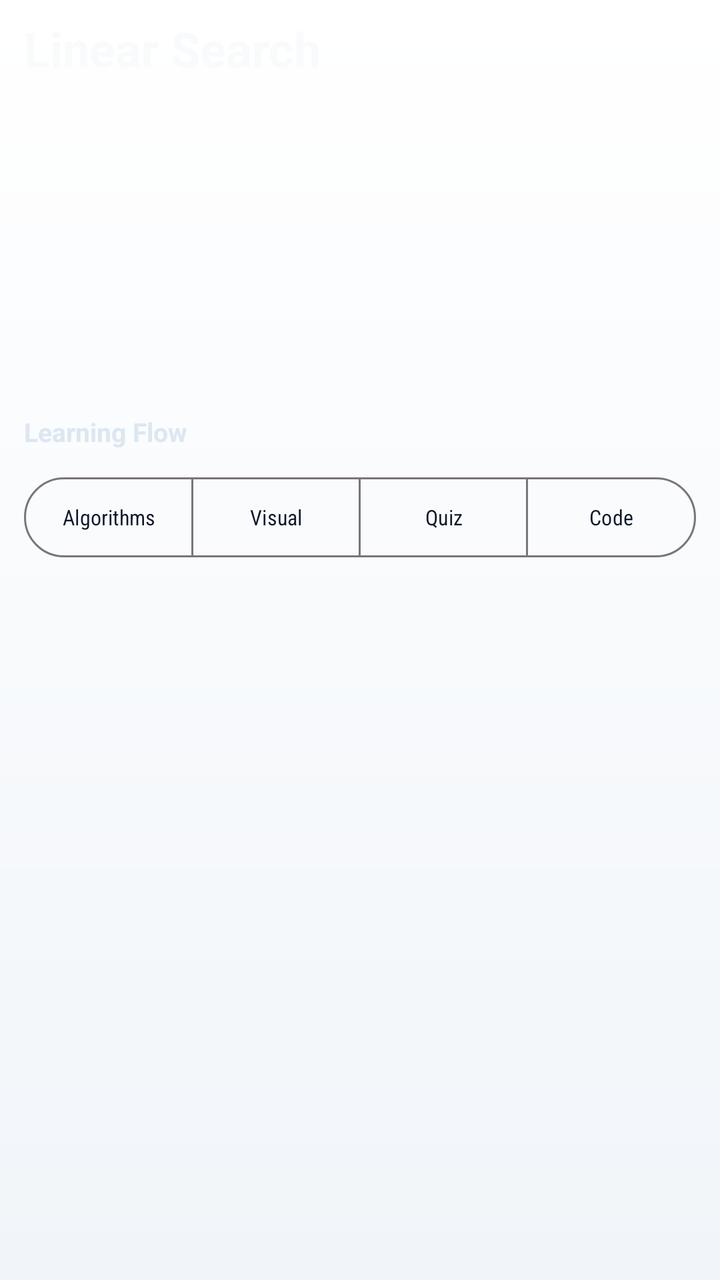
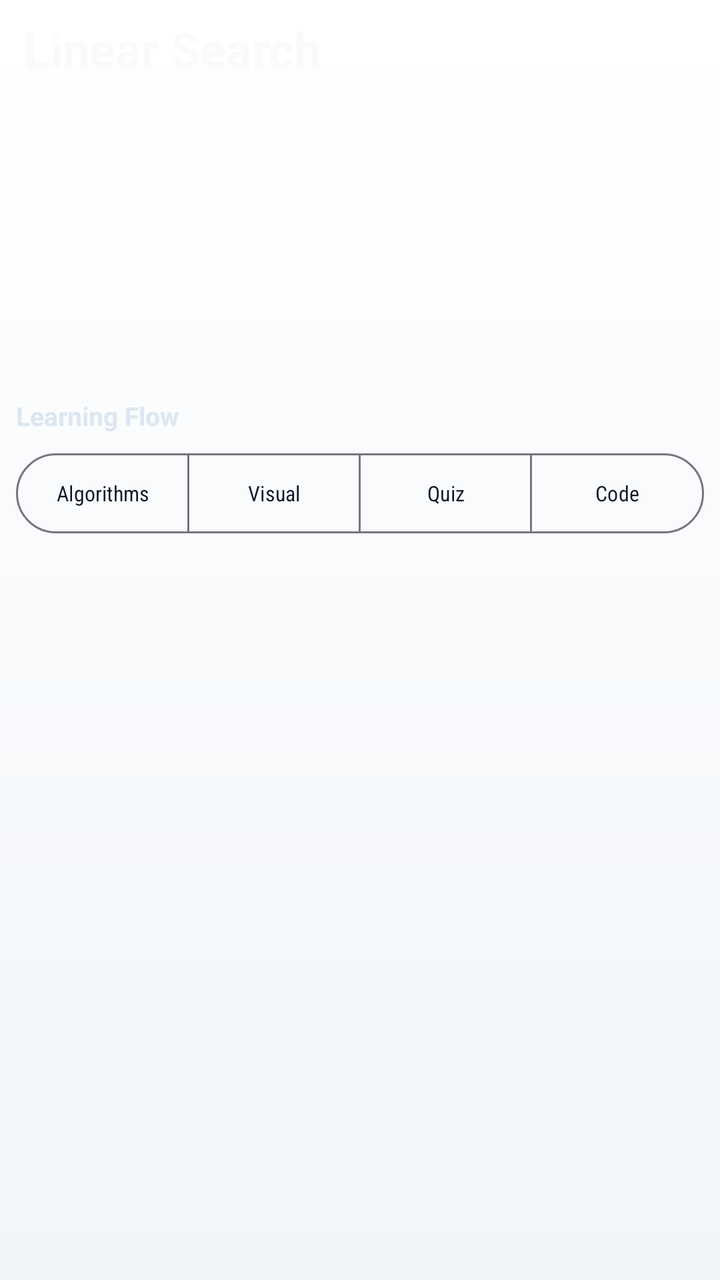

Before-and-after screenshots of an Android layout around one commit, followed by the original layout XML and the change that was made.
<!-- AndroidManifest.xml: application theme Theme.DSA -->
<!-- res/layout/activity_technique_detail.xml -->
<?xml version="1.0" encoding="utf-8"?>
<LinearLayout xmlns:android="http://schemas.android.com/apk/res/android"
    xmlns:app="http://schemas.android.com/apk/res-auto"
    android:id="@+id/detail_root"
    android:layout_width="match_parent"
    android:layout_height="match_parent"
    android:background="@drawable/main_background"
    android:orientation="vertical"
    android:padding="8dp">

    <LinearLayout
        android:id="@+id/detail_header_section"
        android:layout_width="match_parent"
        android:layout_height="wrap_content"
        android:orientation="vertical"
        android:paddingHorizontal="4dp">

        <TextView
            android:id="@+id/detail_title"
            android:layout_width="match_parent"
            android:layout_height="wrap_content"
            android:text="Linear Search"
            android:textColor="#F8FAFC"
            android:textSize="@dimen/dsa_screen_title_text"
            android:textStyle="bold" />

        <TextView
            android:id="@+id/detail_definition"
            android:layout_width="match_parent"
            android:layout_height="wrap_content"
            android:layout_marginTop="8dp"
            android:textColor="#DEE8F2"
            android:textSize="@dimen/dsa_body_text" />

        <TextView
            android:id="@+id/detail_real_life_example"
            android:layout_width="match_parent"
            android:layout_height="wrap_content"
            android:layout_marginTop="8dp"
            android:textColor="#A9BCD0"
            android:textSize="@dimen/dsa_body_text" />

        <TextView
            android:id="@+id/detail_source"
            android:layout_width="match_parent"
            android:layout_height="wrap_content"
            android:layout_marginTop="8dp"
            android:textColor="#93C5FD"
            android:textSize="@dimen/dsa_caption_text" />

        <TextView
            android:id="@+id/detail_version"
            android:layout_width="match_parent"
            android:layout_height="wrap_content"
            android:layout_marginTop="4dp"
            android:textColor="#94A3B8"
            android:textSize="@dimen/dsa_caption_text" />

        <LinearLayout
            android:layout_width="match_parent"
            android:layout_height="wrap_content"
            android:layout_marginTop="14dp"
            android:orientation="horizontal">

            <TextView
                android:id="@+id/detail_best"
                android:layout_width="0dp"
                android:layout_height="wrap_content"
                android:layout_weight="1"
                android:textColor="#86EFAC"
                android:textStyle="bold" />

            <TextView
                android:id="@+id/detail_average"
                android:layout_width="0dp"
                android:layout_height="wrap_content"
                android:layout_weight="1"
                android:gravity="center"
                android:textColor="#FCD34D"
                android:textStyle="bold" />
        </LinearLayout>

        <LinearLayout
            android:layout_width="match_parent"
            android:layout_height="wrap_content"
            android:layout_marginTop="6dp"
            android:orientation="horizontal">

            <TextView
                android:id="@+id/detail_worst"
                android:layout_width="0dp"
                android:layout_height="wrap_content"
                android:layout_weight="1"
                android:textColor="#FDA4AF"
                android:textStyle="bold" />

            <TextView
                android:id="@+id/detail_space"
                android:layout_width="0dp"
                android:layout_height="wrap_content"
                android:layout_weight="1"
                android:gravity="center"
                android:textColor="#7DD3FC"
                android:textStyle="bold" />
        </LinearLayout>

        <TextView
            android:id="@+id/detail_flow_label"
            android:layout_width="match_parent"
            android:layout_height="wrap_content"
            android:layout_marginTop="16dp"
            android:text="Learning Flow"
            android:textColor="#DDE7F1"
            android:textSize="@dimen/dsa_body_text"
            android:textStyle="bold" />

        <com.google.android.material.button.MaterialButtonToggleGroup
            android:id="@+id/detail_flow_toggle"
            android:layout_width="match_parent"
            android:layout_height="wrap_content"
            android:layout_marginTop="10dp"
            android:orientation="horizontal"
            app:selectionRequired="true"
            app:singleSelection="true">

            <com.google.android.material.button.MaterialButton
                android:id="@+id/detail_flow_understand"
                style="@style/Widget.Material3.Button.OutlinedButton"
                android:layout_width="0dp"
                android:layout_height="wrap_content"
                android:layout_weight="1"
                android:fontFamily="sans-serif-condensed"
                android:insetLeft="0dp"
                android:insetRight="0dp"
                android:minHeight="48dp"
                android:minWidth="0dp"
                android:paddingLeft="1dp"
                android:paddingRight="1dp"
                android:text="@string/tab_understand"
                android:textAllCaps="false"
                android:textSize="@dimen/dsa_flow_chip_text" />

            <com.google.android.material.button.MaterialButton
                android:id="@+id/detail_flow_visualize"
                style="@style/Widget.Material3.Button.OutlinedButton"
                android:layout_width="0dp"
                android:layout_height="wrap_content"
                android:layout_weight="1"
                android:fontFamily="sans-serif-condensed"
                android:insetLeft="0dp"
                android:insetRight="0dp"
                android:minHeight="48dp"
                android:minWidth="0dp"
                android:paddingLeft="1dp"
                android:paddingRight="1dp"
                android:text="@string/tab_visualize"
                android:textAllCaps="false"
                android:textSize="@dimen/dsa_flow_chip_text" />

            <com.google.android.material.button.MaterialButton
                android:id="@+id/detail_flow_practice"
                style="@style/Widget.Material3.Button.OutlinedButton"
                android:layout_width="0dp"
                android:layout_height="wrap_content"
                android:layout_weight="1"
                android:fontFamily="sans-serif-condensed"
                android:insetLeft="0dp"
                android:insetRight="0dp"
                android:minHeight="48dp"
                android:minWidth="0dp"
                android:paddingLeft="1dp"
                android:paddingRight="1dp"
                android:text="@string/tab_practice"
                android:textAllCaps="false"
                android:textSize="@dimen/dsa_flow_chip_text" />

            <com.google.android.material.button.MaterialButton
                android:id="@+id/detail_flow_code"
                style="@style/Widget.Material3.Button.OutlinedButton"
                android:layout_width="0dp"
                android:layout_height="wrap_content"
                android:layout_weight="1"
                android:fontFamily="sans-serif-condensed"
                android:insetLeft="0dp"
                android:insetRight="0dp"
                android:minHeight="48dp"
                android:minWidth="0dp"
                android:paddingLeft="1dp"
                android:paddingRight="1dp"
                android:text="@string/tab_code"
                android:textAllCaps="false"
                android:textSize="@dimen/dsa_flow_chip_text" />
        </com.google.android.material.button.MaterialButtonToggleGroup>
    </LinearLayout>

    <FrameLayout
        android:id="@+id/detail_fragment_container"
        android:layout_width="match_parent"
        android:layout_height="0dp"
        android:layout_marginTop="12dp"
        android:layout_weight="1" />

</LinearLayout>
<!-- resources referenced by this layout -->
<resources>
  <dimen name="dsa_body_text">13sp</dimen>
  <dimen name="dsa_caption_text">11sp</dimen>
  <dimen name="dsa_flow_chip_text">10.5sp</dimen>
  <dimen name="dsa_screen_title_text">24sp</dimen>
  <!-- drawable main_background (drawable) -->
  <?xml version="1.0" encoding="utf-8"?>
  <shape xmlns:android="http://schemas.android.com/apk/res/android">
      <gradient
          android:angle="270"
          android:startColor="@color/window_bg_start"
          android:endColor="@color/window_bg_end"
          android:type="linear" />
  </shape>
  <string name="tab_code">Code</string>
  <string name="tab_practice">Quiz</string>
  <string name="tab_understand">Algorithms</string>
  <string name="tab_visualize">Visual</string>
  <style name="Theme.DSA" parent="Base.Theme.DSA" />
  <color name="window_bg_start">#FFFFFF</color>
  <color name="window_bg_end">#F1F5F9</color>
  <style name="Base.Theme.DSA" parent="Theme.Material3.DayNight.NoActionBar">
          
          <item name="colorPrimary">@color/brand_blue</item>
          <item name="colorSecondary">@color/amber_500</item>
          <item name="colorTertiary">@color/emerald_500</item>
  
          
          <item name="android:statusBarColor">@android:color/transparent</item>
          <item name="android:navigationBarColor">@android:color/transparent</item>
          <item name="android:windowLightStatusBar" tools:targetApi="m">true</item>
          <item name="android:windowLightNavigationBar" tools:targetApi="o_mr1">true</item>
  
          
          <item name="android:windowBackground">@color/window_background</item>
          <item name="android:colorBackground">@color/window_background</item>
          <item name="colorSurface">@color/surface_card</item>
          <item name="colorOnSurface">@color/text_primary_bright</item>
          <item name="android:textColor">@color/text_primary_bright</item>
          <item name="android:textColorPrimary">@color/text_primary_bright</item>
          <item name="android:textColorSecondary">@color/text_secondary</item>
      </style>
  <color name="brand_blue">#2563EB</color>
  <color name="amber_500">#F59E0B</color>
  <color name="emerald_500">#10B981</color>
  <color name="window_background">#F8FAFC</color>
  <color name="surface_card">#FFFFFF</color>
  <color name="text_primary_bright">#0F172A</color>
  <color name="text_secondary">#475569</color>
</resources>

<!-- the commit's change to res/layout/activity_technique_detail.xml (unified diff, before → after) -->
@@ -103,95 +103,95 @@
                 android:textColor="#7DD3FC"
                 android:textStyle="bold" />
         </LinearLayout>
-
-        <TextView
-            android:id="@+id/detail_flow_label"
-            android:layout_width="match_parent"
-            android:layout_height="wrap_content"
-            android:layout_marginTop="16dp"
-            android:text="Learning Flow"
-            android:textColor="#DDE7F1"
-            android:textSize="@dimen/dsa_body_text"
-            android:textStyle="bold" />
-
-        <com.google.android.material.button.MaterialButtonToggleGroup
-            android:id="@+id/detail_flow_toggle"
-            android:layout_width="match_parent"
-            android:layout_height="wrap_content"
-            android:layout_marginTop="10dp"
-            android:orientation="horizontal"
-            app:selectionRequired="true"
-            app:singleSelection="true">
-
-            <com.google.android.material.button.MaterialButton
-                android:id="@+id/detail_flow_understand"
-                style="@style/Widget.Material3.Button.OutlinedButton"
-                android:layout_width="0dp"
-                android:layout_height="wrap_content"
-                android:layout_weight="1"
-                android:fontFamily="sans-serif-condensed"
-                android:insetLeft="0dp"
-                android:insetRight="0dp"
-                android:minHeight="48dp"
-                android:minWidth="0dp"
-                android:paddingLeft="1dp"
-                android:paddingRight="1dp"
-                android:text="@string/tab_understand"
-                android:textAllCaps="false"
-                android:textSize="@dimen/dsa_flow_chip_text" />
-
-            <com.google.android.material.button.MaterialButton
-                android:id="@+id/detail_flow_visualize"
-                style="@style/Widget.Material3.Button.OutlinedButton"
-                android:layout_width="0dp"
-                android:layout_height="wrap_content"
-                android:layout_weight="1"
-                android:fontFamily="sans-serif-condensed"
-                android:insetLeft="0dp"
-                android:insetRight="0dp"
-                android:minHeight="48dp"
-                android:minWidth="0dp"
-                android:paddingLeft="1dp"
-                android:paddingRight="1dp"
-                android:text="@string/tab_visualize"
-                android:textAllCaps="false"
-                android:textSize="@dimen/dsa_flow_chip_text" />
-
-            <com.google.android.material.button.MaterialButton
-                android:id="@+id/detail_flow_practice"
-                style="@style/Widget.Material3.Button.OutlinedButton"
-                android:layout_width="0dp"
-                android:layout_height="wrap_content"
-                android:layout_weight="1"
-                android:fontFamily="sans-serif-condensed"
-                android:insetLeft="0dp"
-                android:insetRight="0dp"
-                android:minHeight="48dp"
-                android:minWidth="0dp"
-                android:paddingLeft="1dp"
-                android:paddingRight="1dp"
-                android:text="@string/tab_practice"
-                android:textAllCaps="false"
-                android:textSize="@dimen/dsa_flow_chip_text" />
-
-            <com.google.android.material.button.MaterialButton
-                android:id="@+id/detail_flow_code"
-                style="@style/Widget.Material3.Button.OutlinedButton"
-                android:layout_width="0dp"
-                android:layout_height="wrap_content"
-                android:layout_weight="1"
-                android:fontFamily="sans-serif-condensed"
-                android:insetLeft="0dp"
-                android:insetRight="0dp"
-                android:minHeight="48dp"
-                android:minWidth="0dp"
-                android:paddingLeft="1dp"
-                android:paddingRight="1dp"
-                android:text="@string/tab_code"
-                android:textAllCaps="false"
-                android:textSize="@dimen/dsa_flow_chip_text" />
-        </com.google.android.material.button.MaterialButtonToggleGroup>
     </LinearLayout>
+
+    <TextView
+        android:id="@+id/detail_flow_label"
+        android:layout_width="match_parent"
+        android:layout_height="wrap_content"
+        android:layout_marginTop="8dp"
+        android:text="Learning Flow"
+        android:textColor="#DDE7F1"
+        android:textSize="@dimen/dsa_body_text"
+        android:textStyle="bold" />
+
+    <com.google.android.material.button.MaterialButtonToggleGroup
+        android:id="@+id/detail_flow_toggle"
+        android:layout_width="match_parent"
+        android:layout_height="wrap_content"
+        android:layout_marginTop="6dp"
+        android:orientation="horizontal"
+        app:selectionRequired="true"
+        app:singleSelection="true">
+
+        <com.google.android.material.button.MaterialButton
+            android:id="@+id/detail_flow_understand"
+            style="@style/Widget.Material3.Button.OutlinedButton"
+            android:layout_width="0dp"
+            android:layout_height="wrap_content"
+            android:layout_weight="1"
+            android:fontFamily="sans-serif-condensed"
+            android:insetLeft="0dp"
+            android:insetRight="0dp"
+            android:minHeight="48dp"
+            android:minWidth="0dp"
+            android:paddingLeft="1dp"
+            android:paddingRight="1dp"
+            android:text="@string/tab_understand"
+            android:textAllCaps="false"
+            android:textSize="@dimen/dsa_flow_chip_text" />
+
+        <com.google.android.material.button.MaterialButton
+            android:id="@+id/detail_flow_visualize"
+            style="@style/Widget.Material3.Button.OutlinedButton"
+            android:layout_width="0dp"
+            android:layout_height="wrap_content"
+            android:layout_weight="1"
+            android:fontFamily="sans-serif-condensed"
+            android:insetLeft="0dp"
+            android:insetRight="0dp"
+            android:minHeight="48dp"
+            android:minWidth="0dp"
+            android:paddingLeft="1dp"
+            android:paddingRight="1dp"
+            android:text="@string/tab_visualize"
+            android:textAllCaps="false"
+            android:textSize="@dimen/dsa_flow_chip_text" />
+
+        <com.google.android.material.button.MaterialButton
+            android:id="@+id/detail_flow_practice"
+            style="@style/Widget.Material3.Button.OutlinedButton"
+            android:layout_width="0dp"
+            android:layout_height="wrap_content"
+            android:layout_weight="1"
+            android:fontFamily="sans-serif-condensed"
+            android:insetLeft="0dp"
+            android:insetRight="0dp"
+            android:minHeight="48dp"
+            android:minWidth="0dp"
+            android:paddingLeft="1dp"
+            android:paddingRight="1dp"
+            android:text="@string/tab_practice"
+            android:textAllCaps="false"
+            android:textSize="@dimen/dsa_flow_chip_text" />
+
+        <com.google.android.material.button.MaterialButton
+            android:id="@+id/detail_flow_code"
+            style="@style/Widget.Material3.Button.OutlinedButton"
+            android:layout_width="0dp"
+            android:layout_height="wrap_content"
+            android:layout_weight="1"
+            android:fontFamily="sans-serif-condensed"
+            android:insetLeft="0dp"
+            android:insetRight="0dp"
+            android:minHeight="48dp"
+            android:minWidth="0dp"
+            android:paddingLeft="1dp"
+            android:paddingRight="1dp"
+            android:text="@string/tab_code"
+            android:textAllCaps="false"
+            android:textSize="@dimen/dsa_flow_chip_text" />
+    </com.google.android.material.button.MaterialButtonToggleGroup>
 
     <FrameLayout
         android:id="@+id/detail_fragment_container"
